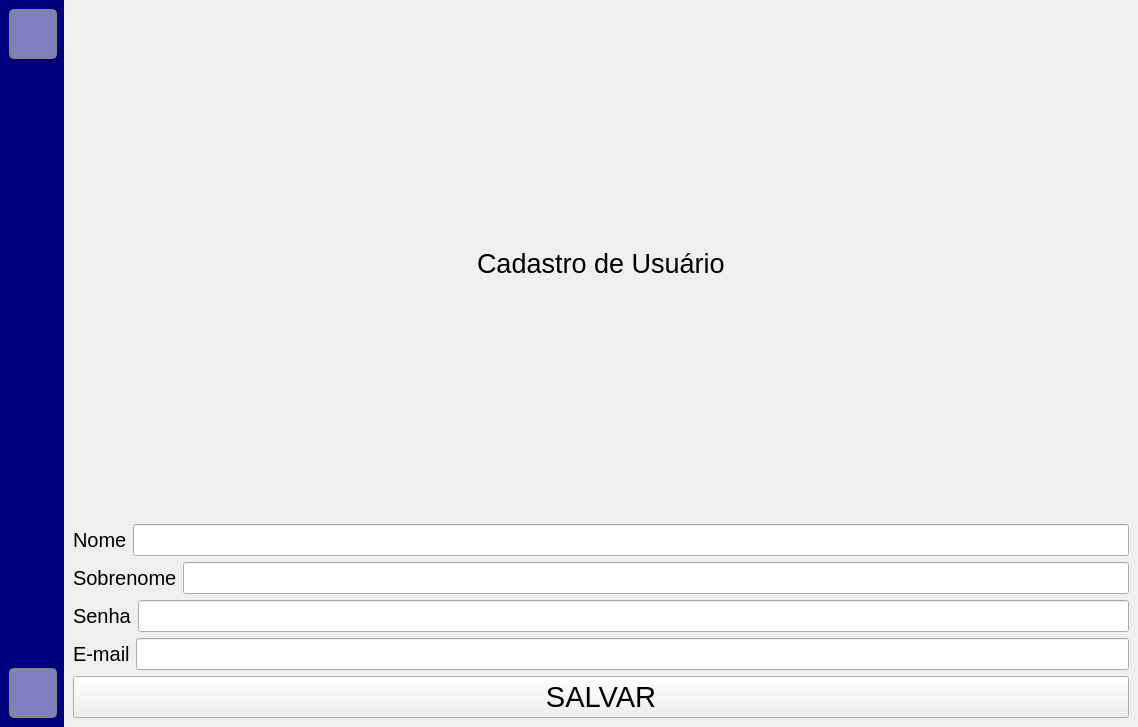
This is Project/main.ui in Robotz213/PainelAdmin-Controldocs as Qt 5 draws it before an edit. The edited form follows.
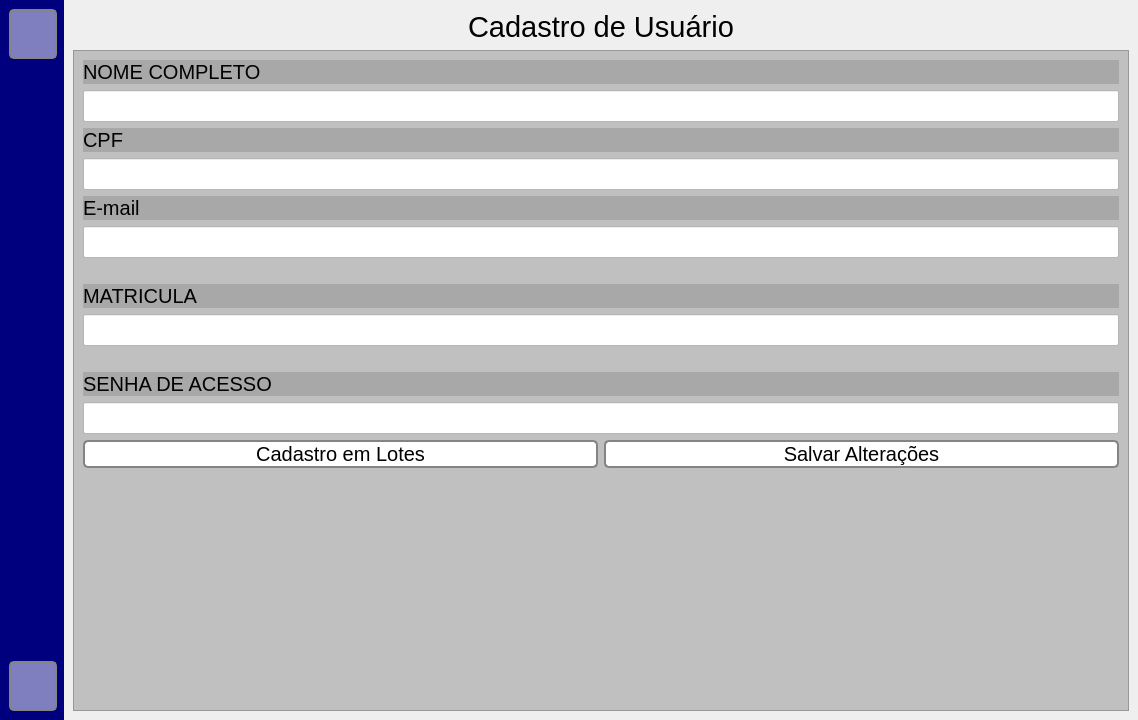
This is the edited form. Icons and pictures are not drawn.

```diff
--- a/Project/main.ui
+++ b/Project/main.ui
@@ -7,7 +7,7 @@
     <x>0</x>
     <y>0</y>
     <width>1138</width>
-    <height>727</height>
+    <height>720</height>
    </rect>
   </property>
   <property name="windowTitle">
@@ -156,128 +156,343 @@
       </property>
       <widget class="QWidget" name="CadastroUsuario">
        <layout class="QVBoxLayout" name="verticalLayout_2">
-        <item alignment="Qt::AlignHCenter">
-         <widget class="QLabel" name="label">
-          <property name="font">
-           <font>
-            <pointsize>20</pointsize>
-           </font>
+        <item>
+         <widget class="QFrame" name="frame_3">
+          <property name="minimumSize">
+           <size>
+            <width>0</width>
+            <height>35</height>
+           </size>
           </property>
-          <property name="text">
-           <string>Cadastro de Usuário</string>
+          <property name="maximumSize">
+           <size>
+            <width>16777215</width>
+            <height>35</height>
+           </size>
           </property>
+          <property name="frameShape">
+           <enum>QFrame::NoFrame</enum>
+          </property>
+          <property name="frameShadow">
+           <enum>QFrame::Raised</enum>
+          </property>
+          <layout class="QHBoxLayout" name="horizontalLayout_5">
+           <property name="spacing">
+            <number>0</number>
+           </property>
+           <property name="leftMargin">
+            <number>0</number>
+           </property>
+           <property name="topMargin">
+            <number>0</number>
+           </property>
+           <property name="rightMargin">
+            <number>0</number>
+           </property>
+           <property name="bottomMargin">
+            <number>0</number>
+           </property>
+           <item>
+            <spacer name="horizontalSpacer">
+             <property name="orientation">
+              <enum>Qt::Horizontal</enum>
+             </property>
+             <property name="sizeHint" stdset="0">
+              <size>
+               <width>397</width>
+               <height>20</height>
+              </size>
+             </property>
+            </spacer>
+           </item>
+           <item>
+            <widget class="QLabel" name="labelCadastro">
+             <property name="font">
+              <font>
+               <pointsize>22</pointsize>
+              </font>
+             </property>
+             <property name="text">
+              <string>Cadastro de Usuário</string>
+             </property>
+            </widget>
+           </item>
+           <item>
+            <spacer name="horizontalSpacer_2">
+             <property name="orientation">
+              <enum>Qt::Horizontal</enum>
+             </property>
+             <property name="sizeHint" stdset="0">
+              <size>
+               <width>396</width>
+               <height>20</height>
+              </size>
+             </property>
+            </spacer>
+           </item>
+          </layout>
          </widget>
         </item>
         <item>
-         <layout class="QHBoxLayout" name="horizontalLayout_5">
-          <item>
-           <widget class="QLabel" name="label_2">
-            <property name="font">
-             <font>
-              <pointsize>15</pointsize>
-             </font>
-            </property>
-            <property name="text">
-             <string>Nome</string>
-            </property>
-           </widget>
-          </item>
-          <item>
-           <widget class="QLineEdit" name="lineEdit">
-            <property name="font">
-             <font>
-              <pointsize>15</pointsize>
-             </font>
-            </property>
-           </widget>
-          </item>
-         </layout>
-        </item>
-        <item>
-         <layout class="QHBoxLayout" name="horizontalLayout_6">
-          <item>
-           <widget class="QLabel" name="label_3">
-            <property name="font">
-             <font>
-              <pointsize>15</pointsize>
-             </font>
-            </property>
-            <property name="text">
-             <string>Sobrenome</string>
-            </property>
-           </widget>
-          </item>
-          <item>
-           <widget class="QLineEdit" name="lineEdit_2">
-            <property name="font">
-             <font>
-              <pointsize>15</pointsize>
-             </font>
-            </property>
-           </widget>
-          </item>
-         </layout>
-        </item>
-        <item>
-         <layout class="QHBoxLayout" name="horizontalLayout_7">
-          <item>
-           <widget class="QLabel" name="label_4">
-            <property name="font">
-             <font>
-              <pointsize>15</pointsize>
-             </font>
-            </property>
-            <property name="text">
-             <string>Senha</string>
-            </property>
-           </widget>
-          </item>
-          <item>
-           <widget class="QLineEdit" name="lineEdit_3">
-            <property name="font">
-             <font>
-              <pointsize>15</pointsize>
-             </font>
-            </property>
-           </widget>
-          </item>
-         </layout>
-        </item>
-        <item>
-         <layout class="QHBoxLayout" name="horizontalLayout_8">
-          <item>
-           <widget class="QLabel" name="label_5">
-            <property name="font">
-             <font>
-              <pointsize>15</pointsize>
-             </font>
-            </property>
-            <property name="text">
-             <string>E-mail</string>
-            </property>
-           </widget>
-          </item>
-          <item>
-           <widget class="QLineEdit" name="lineEdit_4">
-            <property name="font">
-             <font>
-              <pointsize>15</pointsize>
-             </font>
-            </property>
-           </widget>
-          </item>
-         </layout>
-        </item>
-        <item>
-         <widget class="QPushButton" name="pushButton">
-          <property name="font">
-           <font>
-            <pointsize>22</pointsize>
-           </font>
+         <widget class="QFrame" name="frame_4">
+          <property name="minimumSize">
+           <size>
+            <width>0</width>
+            <height>545</height>
+           </size>
           </property>
-          <property name="text">
-           <string>SALVAR</string>
+          <property name="styleSheet">
+           <string notr="true">background-color: rgba(145, 145, 145, 0.5);</string>
           </property>
+          <property name="frameShape">
+           <enum>QFrame::StyledPanel</enum>
+          </property>
+          <property name="frameShadow">
+           <enum>QFrame::Raised</enum>
+          </property>
+          <layout class="QVBoxLayout" name="verticalLayout_3">
+           <item>
+            <layout class="QVBoxLayout" name="verticalLayout_6">
+             <item>
+              <widget class="QLabel" name="Nome">
+               <property name="font">
+                <font>
+                 <pointsize>15</pointsize>
+                </font>
+               </property>
+               <property name="text">
+                <string>NOME COMPLETO</string>
+               </property>
+              </widget>
+             </item>
+             <item>
+              <widget class="QLineEdit" name="lineNome">
+               <property name="font">
+                <font>
+                 <pointsize>15</pointsize>
+                </font>
+               </property>
+               <property name="styleSheet">
+                <string notr="true">background-color: rgb(255, 255, 255);</string>
+               </property>
+              </widget>
+             </item>
+            </layout>
+           </item>
+           <item>
+            <layout class="QVBoxLayout" name="verticalLayout_5">
+             <item>
+              <widget class="QLabel" name="CPF">
+               <property name="font">
+                <font>
+                 <pointsize>15</pointsize>
+                </font>
+               </property>
+               <property name="text">
+                <string>CPF</string>
+               </property>
+              </widget>
+             </item>
+             <item>
+              <widget class="QLineEdit" name="lineCPF">
+               <property name="font">
+                <font>
+                 <pointsize>15</pointsize>
+                </font>
+               </property>
+               <property name="styleSheet">
+                <string notr="true">background-color: rgb(255, 255, 255);</string>
+               </property>
+              </widget>
+             </item>
+            </layout>
+           </item>
+           <item>
+            <layout class="QVBoxLayout" name="verticalLayout_7">
+             <item>
+              <widget class="QLabel" name="Funcao">
+               <property name="font">
+                <font>
+                 <pointsize>15</pointsize>
+                </font>
+               </property>
+               <property name="text">
+                <string>E-mail</string>
+               </property>
+              </widget>
+             </item>
+             <item>
+              <widget class="QLineEdit" name="lineFuncao">
+               <property name="font">
+                <font>
+                 <pointsize>15</pointsize>
+                </font>
+               </property>
+               <property name="styleSheet">
+                <string notr="true">background-color: rgb(255, 255, 255);</string>
+               </property>
+              </widget>
+             </item>
+             <item>
+              <spacer name="horizontalSpacer_3">
+               <property name="orientation">
+                <enum>Qt::Horizontal</enum>
+               </property>
+               <property name="sizeType">
+                <enum>QSizePolicy::Fixed</enum>
+               </property>
+               <property name="sizeHint" stdset="0">
+                <size>
+                 <width>250</width>
+                 <height>20</height>
+                </size>
+               </property>
+              </spacer>
+             </item>
+            </layout>
+           </item>
+           <item>
+            <layout class="QVBoxLayout" name="verticalLayout_8">
+             <item>
+              <widget class="QLabel" name="Matricula">
+               <property name="font">
+                <font>
+                 <pointsize>15</pointsize>
+                </font>
+               </property>
+               <property name="text">
+                <string>MATRICULA</string>
+               </property>
+              </widget>
+             </item>
+             <item>
+              <widget class="QLineEdit" name="lineMatricula">
+               <property name="font">
+                <font>
+                 <pointsize>15</pointsize>
+                </font>
+               </property>
+               <property name="styleSheet">
+                <string notr="true">background-color: rgb(255, 255, 255);</string>
+               </property>
+              </widget>
+             </item>
+             <item>
+              <spacer name="horizontalSpacer_4">
+               <property name="orientation">
+                <enum>Qt::Horizontal</enum>
+               </property>
+               <property name="sizeType">
+                <enum>QSizePolicy::Fixed</enum>
+               </property>
+               <property name="sizeHint" stdset="0">
+                <size>
+                 <width>250</width>
+                 <height>20</height>
+                </size>
+               </property>
+              </spacer>
+             </item>
+            </layout>
+           </item>
+           <item>
+            <widget class="QLabel" name="SenhaDeAcesso">
+             <property name="font">
+              <font>
+               <pointsize>15</pointsize>
+              </font>
+             </property>
+             <property name="text">
+              <string>SENHA DE ACESSO</string>
+             </property>
+            </widget>
+           </item>
+           <item>
+            <widget class="QLineEdit" name="lineSenha">
+             <property name="font">
+              <font>
+               <pointsize>15</pointsize>
+              </font>
+             </property>
+             <property name="styleSheet">
+              <string notr="true">background-color: rgb(255, 255, 255);</string>
+             </property>
+            </widget>
+           </item>
+           <item>
+            <layout class="QHBoxLayout" name="horizontalLayout_6">
+             <item>
+              <widget class="QPushButton" name="InsertemLotes">
+               <property name="font">
+                <font>
+                 <pointsize>15</pointsize>
+                </font>
+               </property>
+               <property name="cursor">
+                <cursorShape>PointingHandCursor</cursorShape>
+               </property>
+               <property name="styleSheet">
+                <string notr="true">QPushButton{
+background-color: rgb(255, 255, 255);
+border: 2px solid rgb(132, 132, 132);
+border-radius: 5px
+}
+
+QPushButton:hover {
+background-color: rgb(250, 250, 250);
+border: 2px solid rgb(102, 102, 102);
+border-radius: 5px
+}</string>
+               </property>
+               <property name="text">
+                <string>Cadastro em Lotes</string>
+               </property>
+              </widget>
+             </item>
+             <item>
+              <widget class="QPushButton" name="Salvar">
+               <property name="font">
+                <font>
+                 <pointsize>15</pointsize>
+                </font>
+               </property>
+               <property name="cursor">
+                <cursorShape>PointingHandCursor</cursorShape>
+               </property>
+               <property name="styleSheet">
+                <string notr="true">QPushButton{
+background-color: rgb(255, 255, 255);
+border: 2px solid rgb(132, 132, 132);
+border-radius: 5px
+}
+
+QPushButton:hover {
+background-color: rgb(250, 250, 250);
+border: 2px solid rgb(102, 102, 102);
+border-radius: 5px
+}</string>
+               </property>
+               <property name="text">
+                <string>Salvar Alterações</string>
+               </property>
+              </widget>
+             </item>
+            </layout>
+           </item>
+           <item>
+            <spacer name="verticalSpacer_2">
+             <property name="orientation">
+              <enum>Qt::Vertical</enum>
+             </property>
+             <property name="sizeHint" stdset="0">
+              <size>
+               <width>20</width>
+               <height>212</height>
+              </size>
+             </property>
+            </spacer>
+           </item>
+          </layout>
          </widget>
         </item>
        </layout>
```
